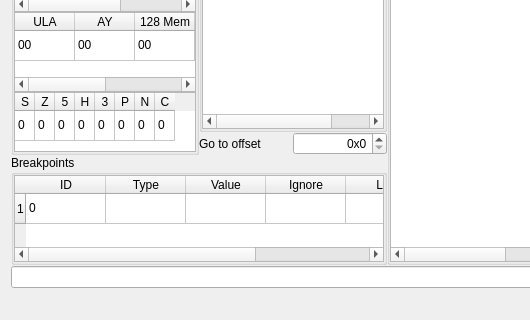
The window that ui/qt/debugger.ui (mistificator/de-fuse) describes before a commit, drawn with Qt 5; both pictures show x 0 to 530 and y 448 to 768 of the 1024 by 768 pixel window.
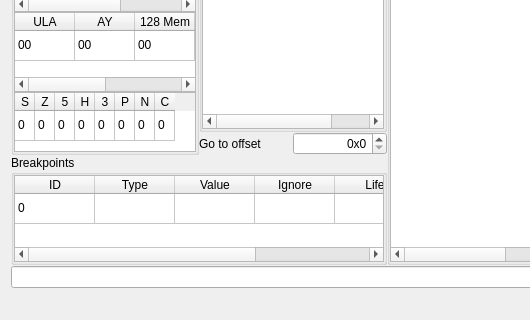
The same window after the commit. Icons and pictures are not drawn.

Commit message: Updated evaluate behavior

The edit to the form file:
```diff
--- a/ui/qt/debugger.ui
+++ b/ui/qt/debugger.ui
@@ -139,6 +139,9 @@
         <attribute name="horizontalHeaderDefaultSectionSize">
          <number>80</number>
         </attribute>
+        <attribute name="verticalHeaderVisible">
+         <bool>false</bool>
+        </attribute>
         <row>
          <property name="text">
           <string>1</string>
```
The commit also changes 2 other files.
